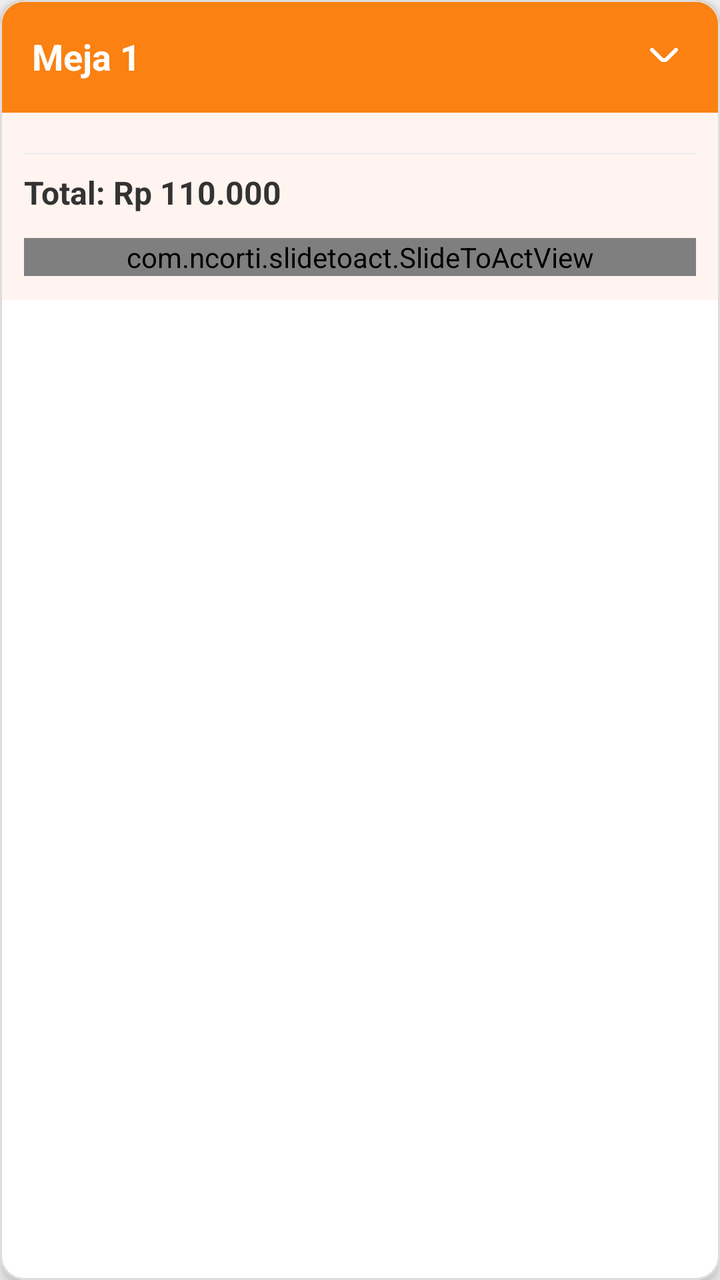
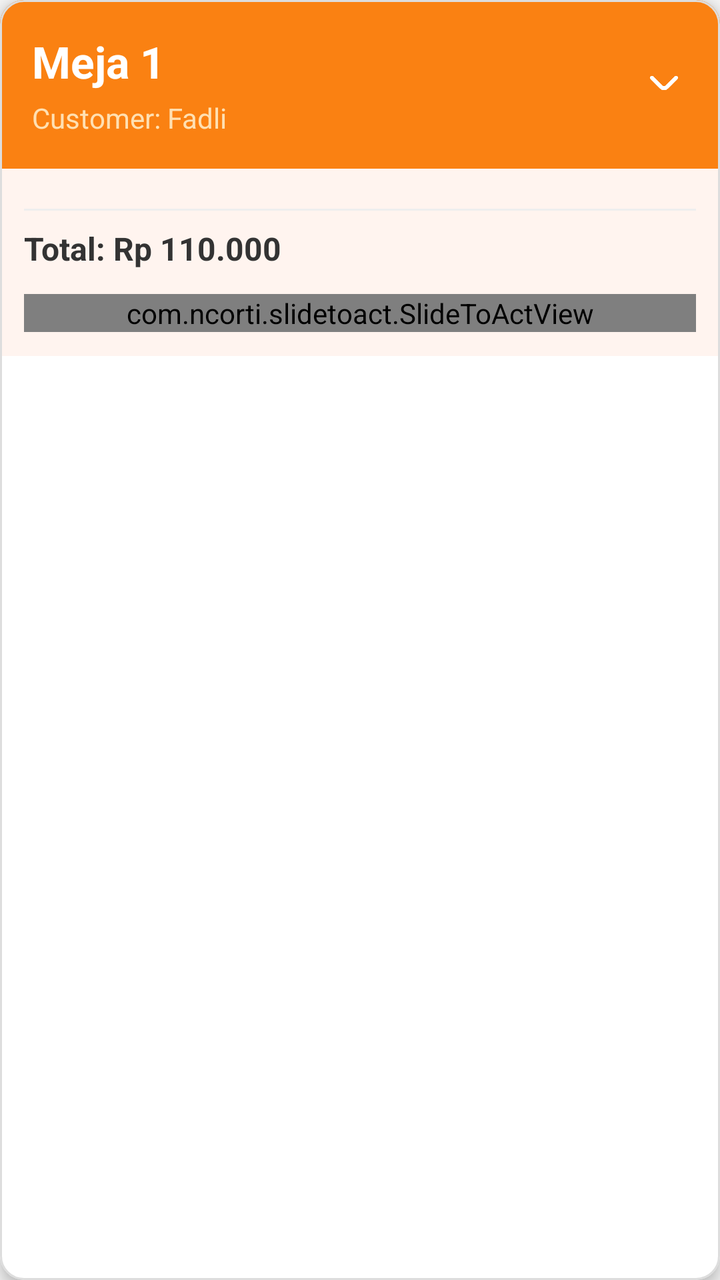

Two renders of the same Android screen: before a commit and after it. Below are the layout's source before the change and the commit's diff.
<!-- AndroidManifest.xml: application theme Theme.Laundry -->
<!-- res/layout/item_table_order.xml -->
<?xml version="1.0" encoding="utf-8"?>
<com.google.android.material.card.MaterialCardView
    xmlns:android="http://schemas.android.com/apk/res/android"
    xmlns:app="http://schemas.android.com/apk/res-auto"
    android:layout_width="match_parent"
    android:layout_height="wrap_content"
    android:layout_marginHorizontal="16dp"
    android:layout_marginVertical="8dp"
    app:cardCornerRadius="12dp"
    app:cardElevation="4dp"
    app:strokeWidth="1dp"
    app:strokeColor="#DDDDDD"> 

    <LinearLayout
        android:layout_width="match_parent"
        android:layout_height="wrap_content"
        android:orientation="vertical">

        
        <LinearLayout
            android:id="@+id/layoutTableHeader"
            android:layout_width="match_parent"
            android:layout_height="wrap_content"
            android:background="@color/orange_nav"
            android:gravity="center_vertical"
            android:orientation="horizontal"
            android:padding="16dp">

            <TextView
                android:id="@+id/tvTableName"
                android:layout_width="0dp"
                android:layout_height="wrap_content"
                android:layout_weight="1"
                android:text="Meja 1"
                android:textColor="#FFFFFF"
                android:textSize="18sp"
                android:textStyle="bold" />

            <ImageView
                android:id="@+id/ivExpand"
                android:layout_width="24dp"
                android:layout_height="24dp"
                android:src="@drawable/img_14"
                app:tint="#FFFFFF" />
        </LinearLayout>

        
        <LinearLayout
            android:layout_width="match_parent"
            android:layout_height="wrap_content"
            android:orientation="vertical"
            android:background="@color/w"
            android:padding="12dp">

            <androidx.recyclerview.widget.RecyclerView
                android:id="@+id/rvItems"
                android:layout_width="match_parent"
                android:layout_height="wrap_content" />

            <View
                android:layout_width="match_parent"
                android:layout_height="1dp"
                android:layout_marginVertical="8dp"
                android:background="#EEEEEE" />

            <TextView
                android:id="@+id/tvTotal"
                android:layout_width="wrap_content"
                android:layout_height="wrap_content"
                android:text="Total: Rp 110.000"
                android:textColor="#333333"
                android:textSize="16sp"
                android:textStyle="bold" />

            
            <com.ncorti.slidetoact.SlideToActView
                android:id="@+id/btnCheckout"
                android:layout_width="match_parent"
                android:layout_height="wrap_content"
                android:layout_marginTop="12dp"
                app:area_margin="4dp"
                app:inner_color="@color/white"
                app:outer_color="@color/orange_nav"
                app:text="Checkout"
                app:text_style="bold"
                app:slider_icon="@drawable/img_8"
                app:icon_margin="10dp"
                app:slider_icon_color="@color/black"
                app:text_size="14sp"
                app:slider_height="50dp"
                app:bump_vibration="50" />
        </LinearLayout>

    </LinearLayout>
</com.google.android.material.card.MaterialCardView>
<!-- resources referenced by this layout -->
<resources>
  <color name="black">#000000</color>
  <color name="orange_nav">#FA8112</color>
  <color name="w">#fff4ef</color>
  <color name="white">#ffffff</color>
  <!-- drawable img_14: png bitmap (drawable, 3268 bytes) -->
  <!-- drawable img_8: png bitmap (drawable, 5358 bytes) -->
  <style name="Theme.Laundry" parent="Theme.MaterialComponents.DayNight.DarkActionBar">
          
          <item name="colorPrimary">@color/button</item>
          <item name="colorPrimaryVariant">@color/button</item>
          <item name="colorOnPrimary">@color/white</item>
          
  
          <item name="colorSecondaryVariant">@color/black</item>
          <item name="colorOnSecondary">@color/text</item>
          
          <item name="android:statusBarColor">?attr/colorPrimaryVariant</item>
          
          <item name="android:windowBackground">@color/background</item>
      </style>
  <color name="button">#6200EE</color>
  <color name="text">#212121</color>
  <color name="background">#F5F5F5</color>
</resources>

<!-- the commit's change to res/layout/item_table_order.xml (unified diff, before → after) -->
@@ -26,16 +26,38 @@
             android:orientation="horizontal"
             android:padding="16dp">
 
-            <TextView
-                android:id="@+id/tvTableName"
-                android:layout_width="0dp"
+            <LinearLayout
+
+                android:layout_width="wrap_content"
                 android:layout_height="wrap_content"
+
+                android:orientation="vertical"
+
                 android:layout_weight="1"
-                android:text="Meja 1"
-                android:textColor="#FFFFFF"
-                android:textSize="18sp"
-                android:textStyle="bold" />
 
+                >
+
+                <TextView
+                    android:id="@+id/tvTableName"
+                    android:layout_width="wrap_content"
+                    android:layout_height="wrap_content"
+                    android:text="Meja 1"
+                    android:textColor="#FFFFFF"
+                    android:textStyle="bold"
+                    android:textSize="22sp"
+                    />
+
+                <TextView
+                    android:id="@+id/tvCustomerName"
+                    android:layout_width="wrap_content"
+                    android:layout_height="wrap_content"
+                    android:text="Customer: Fadli"
+                    android:textColor="#FFE0B2"
+                    android:textSize="14sp"
+                    android:layout_marginTop="4dp"
+                    />
+
+            </LinearLayout>
             <ImageView
                 android:id="@+id/ivExpand"
                 android:layout_width="24dp"
